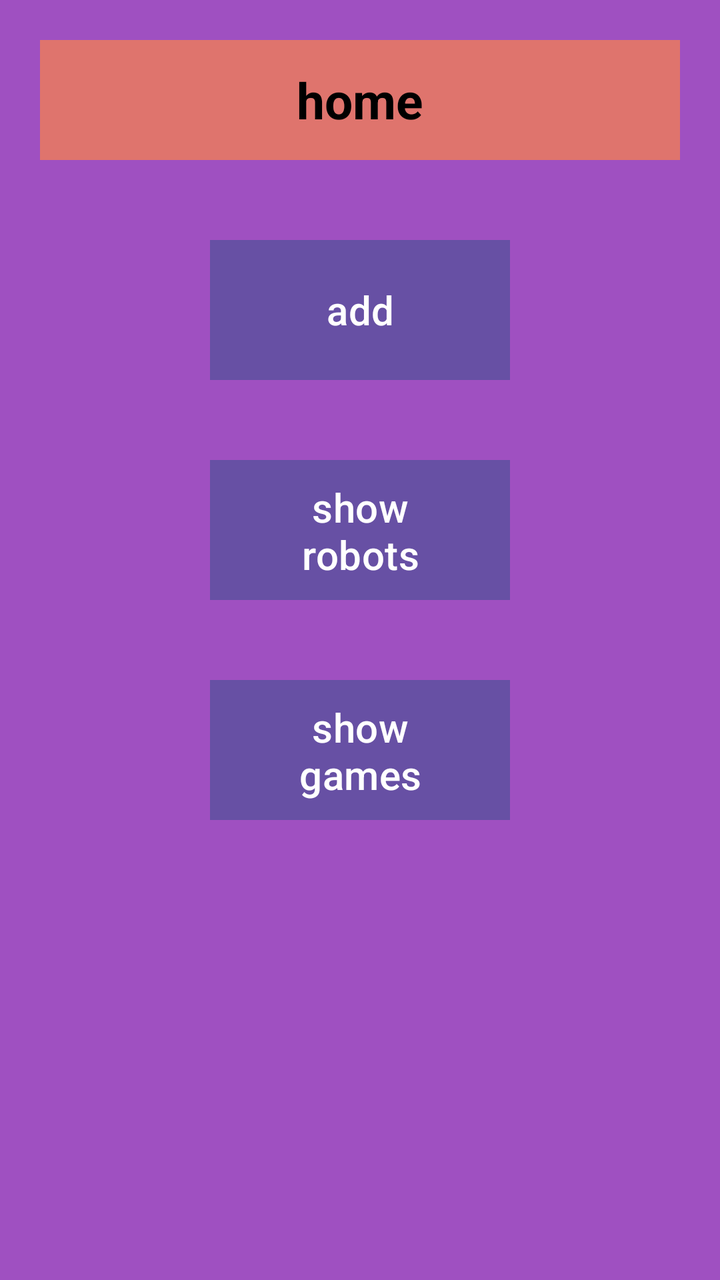
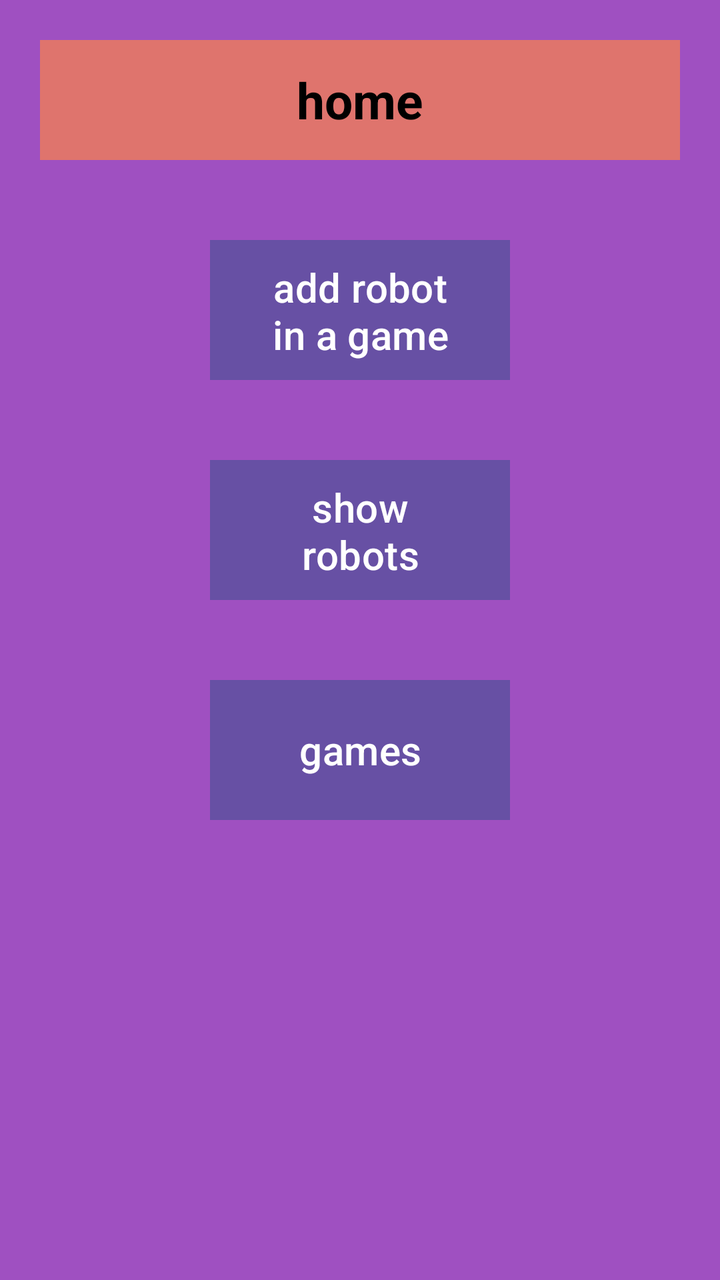

Screens rendered from an Android XML layout before and after an edit, with the pre-edit source and the edit as a unified diff.
<!-- AndroidManifest.xml: application theme Theme.Cat -->
<!-- res/layout/activity_home.xml -->
<?xml version="1.0" encoding="utf-8"?>
<LinearLayout xmlns:android="http://schemas.android.com/apk/res/android"
    xmlns:app="http://schemas.android.com/apk/res-auto"
    xmlns:tools="http://schemas.android.com/tools"
    android:layout_width="match_parent"
    android:layout_height="match_parent"
    android:orientation="vertical"
    android:background="#9F50C1"
    tools:context=".MainActivity">
    <TextView
        android:id="@+id/tv1"
        android:layout_width="match_parent"
        android:layout_height="60dp"
        android:layout_gravity="center"
        android:gravity="center"
        android:textSize="25sp"
        android:textColor="@color/black"
        android:textStyle="bold"
        android:text="home"
        android:layout_margin="20dp"
        android:background="#DF746D"
        tools:ignore="HardcodedText" />

    <Button
        android:id="@+id/btnAdd"
        android:layout_width="150dp"
        android:layout_height="70dp"
        android:layout_gravity="center"
        android:layout_margin="20dp"
        android:background="#F44336"
        android:text="add"
        android:textSize="20sp"
        tools:ignore="HardcodedText" />
    <Button
        android:id="@+id/btnShowRobots"
        android:layout_width="150dp"
        android:layout_height="70dp"
        android:layout_gravity="center"
        android:layout_margin="20dp"
        android:background="#F44336"
        android:text="show robots"
        android:textSize="20sp"
        tools:ignore="HardcodedText" />
    <Button
        android:id="@+id/btnShowGames"
        android:layout_width="150dp"
        android:layout_height="70dp"
        android:layout_gravity="center"
        android:layout_margin="20dp"
        android:background="#F44336"
        android:text="show games"
        android:textSize="20sp"
        tools:ignore="HardcodedText" />

</LinearLayout>
<!-- resources referenced by this layout -->
<resources>
  <color name="black">#FF000000</color>
  <style name="Theme.Cat" parent="Base.Theme.Cat" />
  <style name="Base.Theme.Cat" parent="Theme.Material3.DayNight.NoActionBar">
          
          
      </style>
</resources>

<!-- the commit's change to res/layout/activity_home.xml (unified diff, before → after) -->
@@ -22,13 +22,13 @@
         tools:ignore="HardcodedText" />
 
     <Button
-        android:id="@+id/btnAdd"
+        android:id="@+id/btnAddRobotInGame"
         android:layout_width="150dp"
         android:layout_height="70dp"
         android:layout_gravity="center"
         android:layout_margin="20dp"
         android:background="#F44336"
-        android:text="add"
+        android:text="add robot in a game"
         android:textSize="20sp"
         tools:ignore="HardcodedText" />
     <Button
@@ -42,13 +42,13 @@
         android:textSize="20sp"
         tools:ignore="HardcodedText" />
     <Button
-        android:id="@+id/btnShowGames"
+        android:id="@+id/btnGames"
         android:layout_width="150dp"
         android:layout_height="70dp"
         android:layout_gravity="center"
         android:layout_margin="20dp"
         android:background="#F44336"
-        android:text="show games"
+        android:text="games"
         android:textSize="20sp"
         tools:ignore="HardcodedText" />
 
